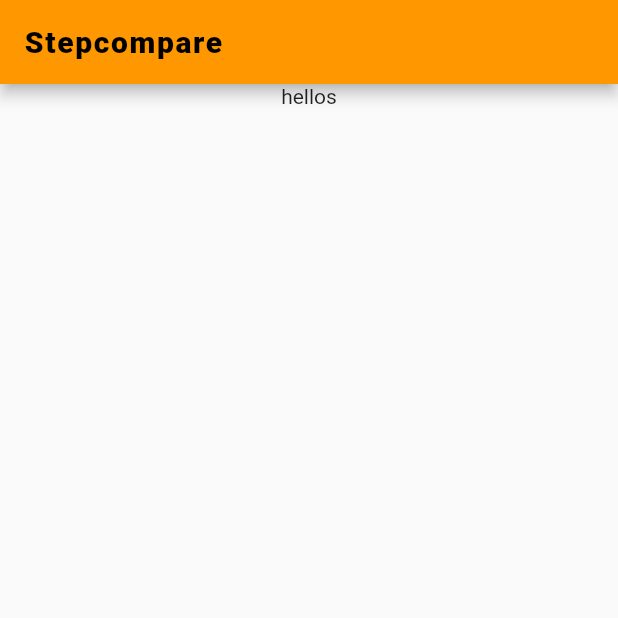
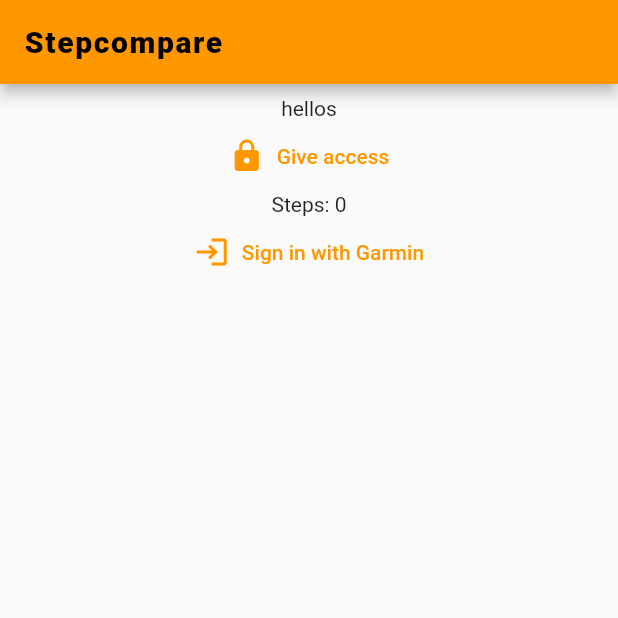
Before and after one commit to hci-gu/stepcompare, a Flutter app: the screen it shows after launch, on a phone screen of 412 x 824 dp, the top half of it. Run offline on Flutter 3.47's test engine with Material 2 defaults, Android fonts, the light colour scheme and no system bars; our stand-ins replace cookie_jar, dio, dio_cookie_manager, flutter_hooks; missing offline and left inert: health.

Commit message:
can get data from both health/fit and garmin

```diff
--- a/app/lib/main.dart
+++ b/app/lib/main.dart
@@ -1,7 +1,17 @@
 import 'package:flutter/material.dart';
+import 'package:provider/provider.dart';
+import 'package:stepcompare/model.dart';
+import 'package:stepcompare/widgets/garmin_auth.dart';
 
 void main() {
-  runApp(const MyApp());
+  WidgetsFlutterBinding.ensureInitialized();
+
+  runApp(
+    ChangeNotifierProvider<AppModel>.value(
+      value: AppModel(),
+      child: const MyApp(),
+    ),
+  );
 }
 
 class MyApp extends StatelessWidget {
@@ -10,6 +20,8 @@
   // This widget is the root of your application.
   @override
   Widget build(BuildContext context) {
+    AppModel model = Provider.of<AppModel>(context);
+
     return MaterialApp(
       title: 'Flutter Demo',
       theme: ThemeData(
@@ -28,12 +40,33 @@
             ),
           ),
         ),
-        body: Column(
-          children: const [
-            Center(
-              child: Text('hellos'),
+        body: Padding(
+          padding: const EdgeInsets.all(8.0),
+          child: Center(
+            child: Column(
+              children: [
+                const Text('hellos'),
+                if (!model.hasAccess)
+                  TextButton.icon(
+                    onPressed: () => model.giveAccess(),
+                    icon: const Icon(Icons.lock),
+                    label: const Text('Give access'),
+                  ),
+                if (model.hasAccess)
+                  TextButton.icon(
+                    onPressed: () => model.getSteps(),
+                    icon: const Icon(Icons.run_circle_outlined),
+                    label: const Text('Get steps'),
+                  ),
+                Text('Steps: ${model.phoneSteps.length}'),
+                GarminAuth(
+                  callback: (args) {
+                    print(args);
+                  },
+                ),
+              ],
             ),
-          ],
+          ),
         ),
       ),
     );
--- /dev/null
+++ b/app/lib/model.dart
@@ -0,0 +1,32 @@
+import 'package:flutter/material.dart';
+import 'package:health/health.dart';
+
+class AppModel extends ValueNotifier {
+  final HealthFactory healthFactory = HealthFactory();
+  final DateTime start = DateTime.now().subtract(Duration(days: 30));
+  final types = [HealthDataType.STEPS];
+  final DateTime end = DateTime.now();
+  bool _hasAccess = false;
+
+  List<HealthDataPoint> _phoneSteps = [];
+
+  AppModel() : super(null);
+
+  bool get hasAccess => _hasAccess;
+  List<HealthDataPoint> get phoneSteps => _phoneSteps;
+
+  giveAccess() async {
+    _hasAccess = await healthFactory.requestAuthorization(types);
+    notifyListeners();
+  }
+
+  getSteps() async {
+    try {
+      _phoneSteps =
+          await healthFactory.getHealthDataFromTypes(start, end, types);
+    } catch (e) {
+      print(e);
+    }
+    notifyListeners();
+  }
+}
--- a/app/pubspec.yaml
+++ b/app/pubspec.yaml
@@ -12,6 +12,12 @@
   flutter:
     sdk: flutter
   cupertino_icons: ^1.0.2
+  dio: ^4.0.6
+  provider: ^6.0.2
+  health: ^3.4.4
+  cookie_jar: ^3.0.1
+  dio_cookie_manager: ^2.0.0
+  flutter_hooks: ^0.18.3
 
 dev_dependencies:
   flutter_test:
```
Also changed, not shown: app/lib/garmin_client.dart (added, +135 -0 lines), app/lib/widgets/garmin_auth.dart (added, +93 -0 lines), app/pubspec.lock, 8 other files.
